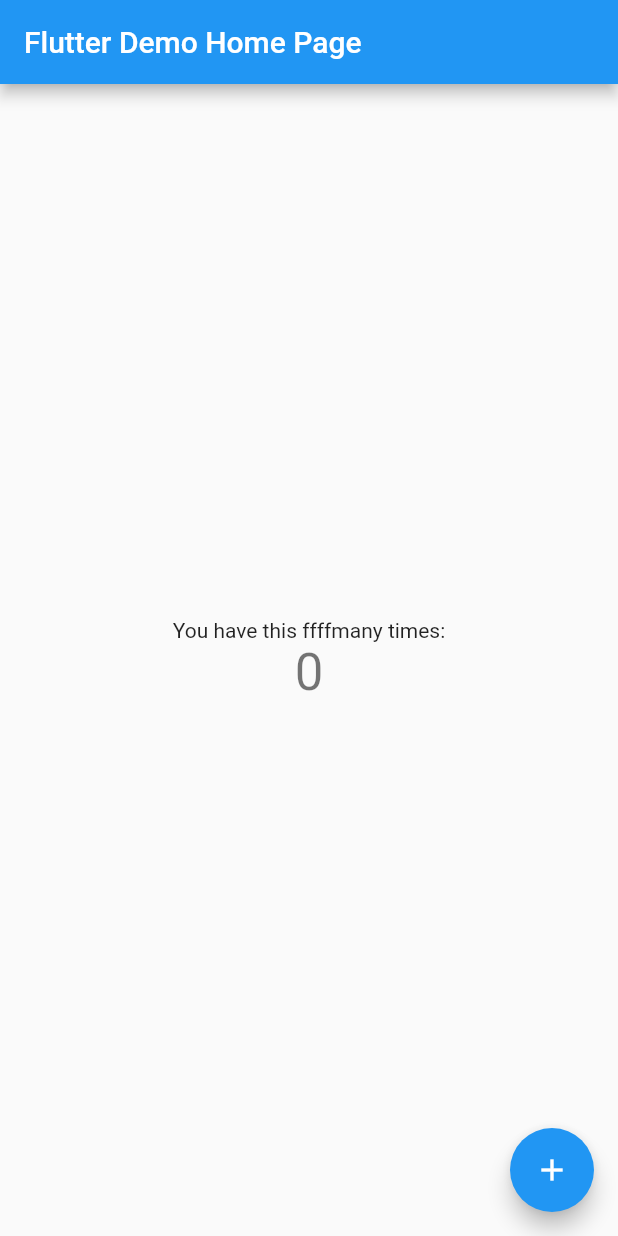
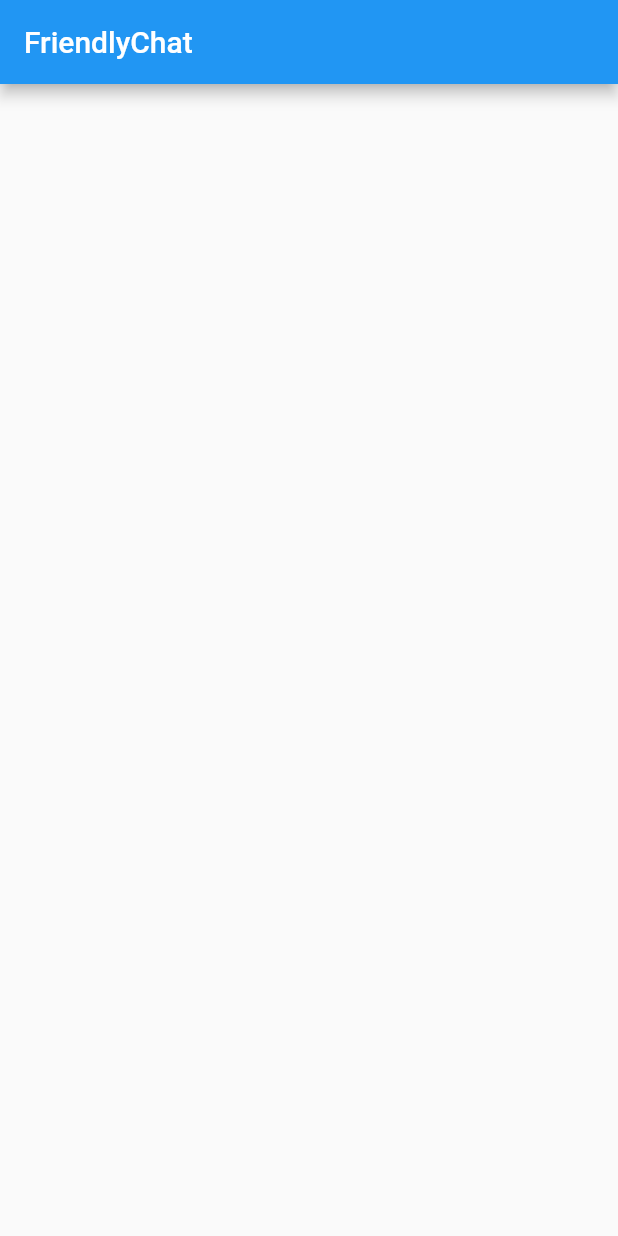
Before and after one commit to Vibhanshu2209/ProjectAlgorithm, a Flutter app: the screen it shows after launch, on a phone screen of 412 x 824 dp. Run offline on Flutter 3.47's test engine with Material 2 defaults, Android fonts, the phone set to English and light mode, and no system bars.

Commit message:
Update main.dart

```diff
--- a/lib/main.dart
+++ b/lib/main.dart
@@ -1,117 +1,14 @@
 import 'package:flutter/material.dart';
 
 void main() {
-  runApp(MyApp());
-}
-
-class MyApp extends StatelessWidget {
-  // This widget is the root of your application.
-  @override
-  Widget build(BuildContext context) {
-    return MaterialApp(
-      title: 'Flutter Demo',
-      theme: ThemeData(
-        // This is the theme of your application.
-        //
-        // Try running your application with "flutter run". You'll see the
-        // application has a blue toolbar. Then, without quitting the app, try
-        // changing the primarySwatch below to Colors.green and then invoke
-        // "hot reload" (press "r" in the console where you ran "flutter run",
-        // or simply save your changes to "hot reload" in a Flutter IDE).
-        // Notice that the counter didn't reset back to zero; the application
-        // is not restarted.
-        primarySwatch: Colors.blue,
-        // This makes the visual density adapt to the platform that you run
-        // the app on. For desktop platforms, the controls will be smaller and
-        // closer together (more dense) than on mobile platforms.
-        visualDensity: VisualDensity.adaptivePlatformDensity,
-      ),
-      home: MyHomePage(title: 'Flutter Demo Home Page'),
-    );
-  }
-}
-
-class MyHomePage extends StatefulWidget {
-  MyHomePage({Key key, this.title}) : super(key: key);
-
-  // This widget is the home page of your application. It is stateful, meaning
-  // that it has a State object (defined below) that contains fields that affect
-  // how it looks.
-
-  // This class is the configuration for the state. It holds the values (in this
-  // case the title) provided by the parent (in this case the App widget) and
-  // used by the build method of the State. Fields in a Widget subclass are
-  // always marked "final".
-
-  final String title;
-
-  @override
-  _MyHomePageState createState() => _MyHomePageState();
-}
-
-class _MyHomePageState extends State<MyHomePage> {
-  int _counter = 0;
-
-  void _incrementCounter() {
-    setState(() {
-      // This call to setState tells the Flutter framework that something has
-      // changed in this State, which causes it to rerun the build method below
-      // so that the display can reflect the updated values. If we changed
-      // _counter without calling setState(), then the build method would not be
-      // called again, and so nothing would appear to happen.
-      _counter++;
-    });
-  }
-
-  @override
-  Widget build(BuildContext context) {
-    // This method is rerun every time setState is called, for instance as done
-    // by the _incrementCounter method above.
-    //
-    // The Flutter framework has been optimized to make rerunning build methods
-    // fast, so that you can just rebuild anything that needs updating rather
-    // than having to individually change instances of widgets.
-    return Scaffold(
-      appBar: AppBar(
-        // Here we take the value from the MyHomePage object that was created by
-        // the App.build method, and use it to set our appbar title.
-        title: Text(widget.title),
-      ),
-      body: Center(
-        // Center is a layout widget. It takes a single child and positions it
-        // in the middle of the parent.
-        child: Column(
-          // Column is also a layout widget. It takes a list of children and
-          // arranges them vertically. By default, it sizes itself to fit its
-          // children horizontally, and tries to be as tall as its parent.
-          //
-          // Invoke "debug painting" (press "p" in the console, choose the
-          // "Toggle Debug Paint" action from the Flutter Inspector in Android
-          // Studio, or the "Toggle Debug Paint" command in Visual Studio Code)
-          // to see the wireframe for each widget.
-          //
-          // Column has various properties to control how it sizes itself and
-          // how it positions its children. Here we use mainAxisAlignment to
-          // center the children vertically; the main axis here is the vertical
-          // axis because Columns are vertical (the cross axis would be
-          // horizontal).
-          mainAxisAlignment: MainAxisAlignment.center,
-          children: <Widget>[
-            Text(
-              'You have this ffffmany times:',
-            ),
-            Text(
-              '$_counter',
-              style: Theme.of(context).textTheme.headline4,
-            ),
-          ],
+  runApp(
+    MaterialApp(
+      title: 'FriendlyChat',
+      home: Scaffold(
+        appBar: AppBar(
+          title: Text('FriendlyChat'),
         ),
       ),
-      floatingActionButton: FloatingActionButton(
-        onPressed: _incrementCounter,
-        tooltip: 'Increment',
-        child: Icon(Icons.add),
-      ), // This trailing comma makes auto-formatting nicer for build methods.
-    );
-  }
+    ),
+  );
 }
```
